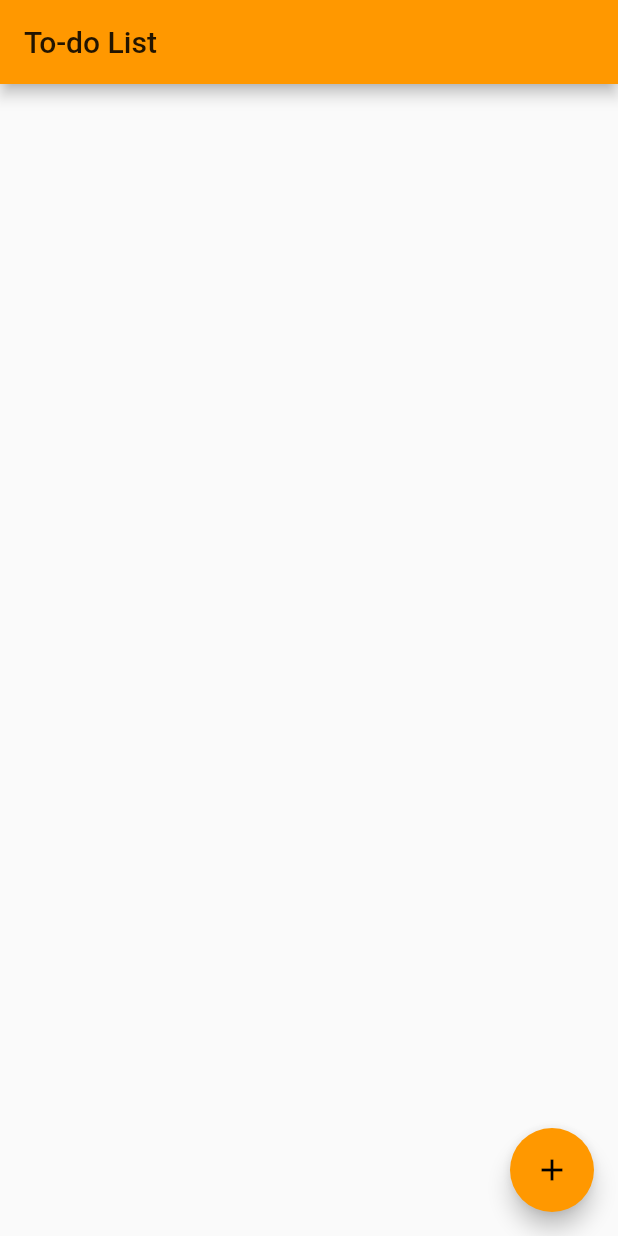
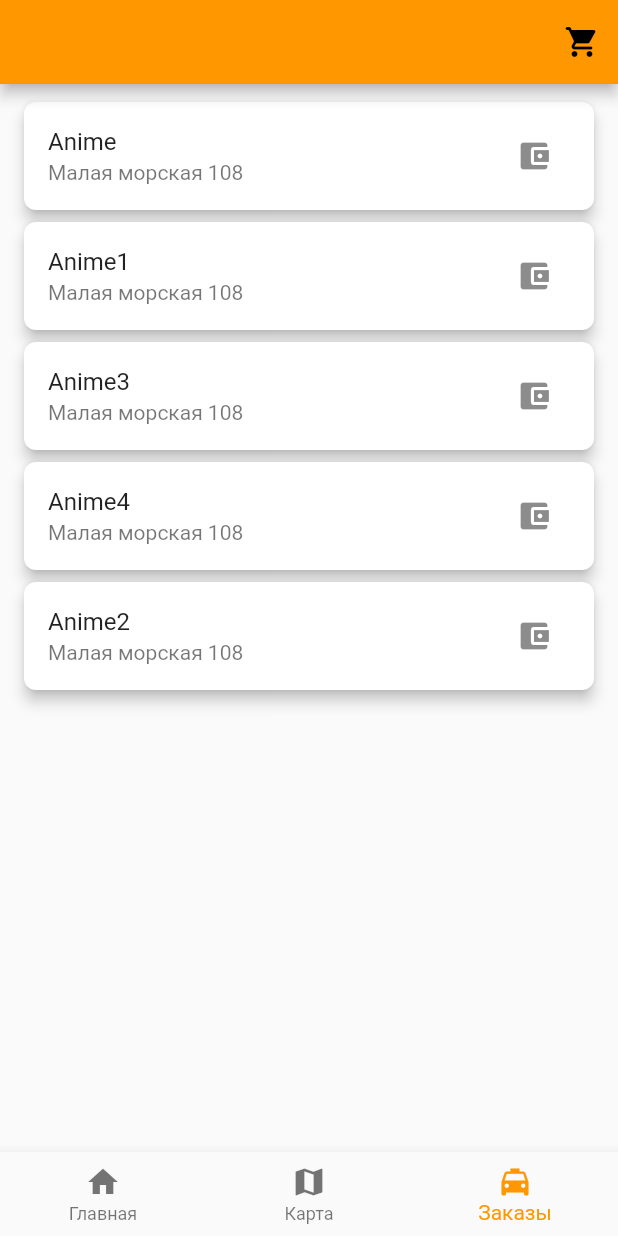
Before and after one commit to alhimikix/todolist, a Flutter app: the screen it shows after launch, on a phone screen of 412 x 824 dp. Run offline on Flutter 3.47's test engine with Material 2 defaults, Android fonts, the phone set to English and light mode, and no system bars.

```diff
--- a/lib/main.dart
+++ b/lib/main.dart
@@ -1,4 +1,10 @@
 import 'package:flutter/material.dart';
+import 'package:todo/pages/animegirlsPage.dart';
+import 'package:todo/pages/cart_page.dart';
+import 'dart:developer' as developer;
+
+import 'package:todo/pages/homePage.dart';
+import 'package:todo/pages/todoPage.dart';
 
 void main() {
   runApp(MyApp());
@@ -11,136 +17,67 @@ class MyApp extends StatelessWidget {
     return MaterialApp(
       title: 'Flutter Demo',
       theme: ThemeData(
-        // This is the theme of your application.
-        //
-        // Try running your application with "flutter run". You'll see the
-        // application has a blue toolbar. Then, without quitting the app, try
-        // changing the primarySwatch below to Colors.green and then invoke
-        // "hot reload" (press "r" in the console where you ran "flutter run",
-        // or simply save your changes to "hot reload" in a Flutter IDE).
-        // Notice that the counter didn't reset back to zero; the application
-        // is not restarted.
         primarySwatch: Colors.orange,
       ),
-      home: TodoPage(),
+      home: MainPage(),
     );
   }
 }
 
-
-
-class TodoPage extends StatefulWidget {
+class MainPage extends StatefulWidget {
   @override
-  State<StatefulWidget> createState() => _TodoListState();
-
+  State<StatefulWidget> createState() {
+    return _MainPageState();
+  }
 }
 
-class _TodoListState extends State<TodoPage> {
+class _MainPageState extends State<MainPage> {
+  int _selectedIndex = 2;
 
-  final List<String> _todoList = <String>[];
-  final TextEditingController _textEditingController = TextEditingController();
+  final List pages = <Widget>[
+    AnimeGirlsPage(),
+    TodoPage(),
+    OrdersPage(),
+  ];
 
 
   @override
   Widget build(BuildContext context) {
     return Scaffold(
       appBar: AppBar(
-        title: Text('To-do List'),
+        actions: [
+          IconButton(onPressed: () {
+            Navigator.push(
+              context,
+              MaterialPageRoute(builder: (context) {
+                return CartPage();
+              }));
+          }, icon: Icon(Icons.shopping_cart_rounded))
+        ],
       ),
-      body: ListView(children: _getItems(),),
-      floatingActionButton: FloatingActionButton(
-          onPressed: () => _showDialog(context),
-          tooltip: 'Добавить',
-          child: Icon(Icons.add)),
+      body: pages[_selectedIndex],
+      bottomNavigationBar: BottomNavigationBar(
+        onTap: (int index) {
+          setState(() {
+            _selectedIndex = index;
+          });
+        },
+        currentIndex: _selectedIndex,
+        items: [
+          BottomNavigationBarItem(
+            icon: Icon(Icons.home),
+            label: 'Главная',
+          ),
+          BottomNavigationBarItem(
+            icon: Icon(Icons.map),
+            label: 'Карта',
+          ),
+          BottomNavigationBarItem(
+            icon: Icon(Icons.local_taxi),
+            label: 'Заказы',
+          ),
+        ],
+      ),
     );
   }
-
-  // adds data to list.
-  void _addTodoItem(String title) {
-    //  a set state will notify the app that the state has changed
-    setState(() {
-      _todoList.add(title);
-    });
-
-    _textEditingController.clear();
-  }
-
-  void _removeTodoItem(item) {
-    //  a set state will notify the app that the state has changed
-    setState(() {
-      _todoList.removeAt(item);
-    });
-
-  }
-
-
-  // populate the listview
-  Widget _buildTodoItem(String title, int index) {
-    print('draw element');
-    return Dismissible(
-        onDismissed: (direction) {
-          _removeTodoItem(index);
-        },
-        key: Key(title),
-        child: Card(
-          elevation: 4,
-          margin: EdgeInsets.all(8),
-          shape: RoundedRectangleBorder(
-              borderRadius: BorderRadius.circular(8)),
-          child: ListTile(
-            title: Text(title),
-            trailing: IconButton(
-                icon: Icon(
-                  Icons.delete,
-                  color: Colors.red,
-                ),
-                onPressed: () {
-                  _removeTodoItem(index);
-                }),
-          ),
-        ));
-  }
-
-  Future _showDialog(BuildContext context) async {
-    return showDialog(
-        context: context,
-        builder: (BuildContext context) {
-          return AlertDialog(
-            title: const Text("Введите тодуху"),
-            content: TextField(
-              controller: _textEditingController,
-            ),
-            actions: <Widget>[
-              FlatButton(
-                  child: const Text("Добавить"),
-                  onPressed: () {
-                    Navigator.of(context).pop();
-                    _addTodoItem(_textEditingController.text);
-                  }),
-              FlatButton(
-                  child: const Text("Отмена"),
-                  onPressed: () {
-                    Navigator.of(context).pop();
-                  })
-            ],
-          );
-        }
-    );
-  }
-
-  List<Widget> _getItems(){
-    final List<Widget> _todoWidgets = <Widget>[];
-
-    _todoList.asMap().forEach((int key, String value) {
-      print(key);
-      print(value);
-      _todoWidgets.add(_buildTodoItem(value.toString(), key));
-    });
-
-    return _todoWidgets;
-  }
-
-
-
-
 }
--- /dev/null
+++ b/lib/pages/homePage.dart
@@ -0,0 +1,48 @@
+import 'package:flutter/material.dart';
+
+class OrdersPage extends StatefulWidget {
+  const OrdersPage({Key? key}) : super(key: key);
+
+  @override
+  _OrdersPageState createState() => _OrdersPageState();
+}
+
+class _OrdersPageState extends State<OrdersPage> {
+
+  var _categories = [
+    {'id': "0", 'text': "Anime"},
+    {'id': "1", 'text': "Anime1"},
+    {'id': "2", 'text': "Anime3"},
+    {'id': "3", 'text': "Anime4"},
+    {'id': "4", 'text': "Anime2"},
+  ];
+
+  Widget _formatTile(elem) {
+    //developer.log(elem.toString());
+    return Card(
+      elevation: 4,
+      margin: EdgeInsets.fromLTRB(8, 4, 8, 4),
+      shape: RoundedRectangleBorder(borderRadius: BorderRadius.circular(8)),
+      child: ListTile(
+        title: Text(elem['text']),
+        enableFeedback: true,
+        subtitle: Text("Малая морская 108"),
+        trailing: IconButton(
+          icon: Icon(Icons.account_balance_wallet),
+          onPressed: () {
+            print(elem);
+          },
+        ),
+      ),
+    );
+  }
+
+
+  @override
+  Widget build(BuildContext context) {
+    return ListView(
+      padding: const EdgeInsets.all(8),
+      children: this._categories.map((e) => _formatTile(e)).toList(),
+    );
+  }
+}
--- a/pubspec.yaml
+++ b/pubspec.yaml
@@ -23,6 +23,7 @@ environment:
 dependencies:
   flutter:
     sdk: flutter
+  image_crop: 0.4.0
 
 
   # The following adds the Cupertino Icons font to your application.
@@ -45,8 +46,8 @@ flutter:
   uses-material-design: true
 
   # To add assets to your application, add an assets section, like this:
-  # assets:
-  #   - images/a_dot_burr.jpeg
+  assets:
+    - images/animeGirl.jpg
   #   - images/a_dot_ham.jpeg
 
   # An image asset can refer to one or more resolution-specific "variants", see
```
Also changed, not shown: lib/classes/hero_tag.dart (added, +10 -0 lines), lib/pages/animegirlsPage.dart (added, +20 -0 lines), lib/pages/cart_page.dart (added, +45 -0 lines), lib/pages/todoPage.dart (added, +105 -0 lines), images/animeGirl.jpg (added).
